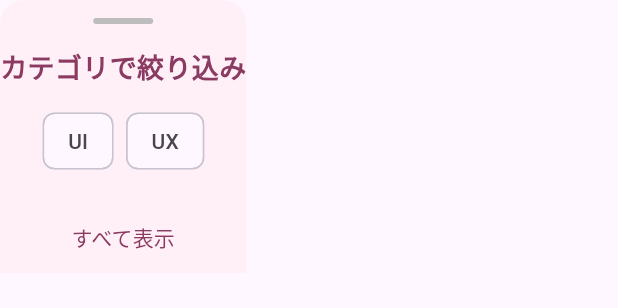
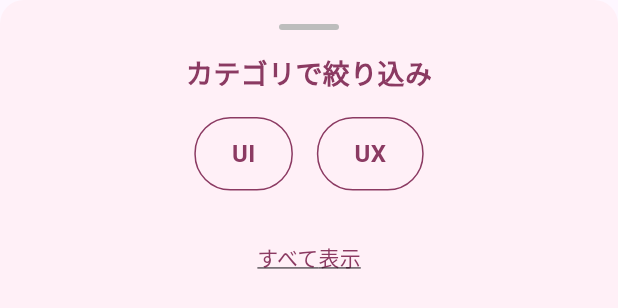
Before and after one commit to fukumizu-kana/flutter_100days, a Flutter app: the CategoryFilterSheet widget shown alone on an empty page, opened directly with empty values, on a phone screen of 412 x 824 dp. Shown: the top 308 px of the screen. Run offline on Flutter 3.47's test engine with Material 3 defaults, Android fonts, the phone set to English and light mode, and no system bars; our stand-ins replace animated_flip_counter, animated_text_kit, clay_containers, concentric_transition, draggable_home, fl_chart and 8 more.

Commit message:
絞り込みタブデザイン修正

```diff
--- a/lib/widgets/category_filter_sheet.dart
+++ b/lib/widgets/category_filter_sheet.dart
@@ -1,9 +1,25 @@
 import 'package:flutter/material.dart';
 
-class CategoryFilterSheet extends StatelessWidget {
+class CategoryFilterSheet extends StatefulWidget {
   final String? current;
 
   const CategoryFilterSheet({super.key, required this.current});
+
+  @override
+  State<CategoryFilterSheet> createState() => _CategoryFilterSheetState();
+}
+
+class _CategoryFilterSheetState extends State<CategoryFilterSheet> {
+  final List<String> categories = ['UI', 'UX'];
+  int? selectedIndex;
+
+  @override
+  void initState() {
+    super.initState();
+    if (widget.current != null) {
+      selectedIndex = categories.indexOf(widget.current!);
+    }
+  }
 
   @override
   Widget build(BuildContext context) {
@@ -12,19 +28,20 @@ class CategoryFilterSheet extends StatelessWidget {
       borderRadius: const BorderRadius.vertical(top: Radius.circular(16)),
       child: SafeArea(
         top: false,
+        child: Padding(
+          padding: const EdgeInsets.symmetric(horizontal: 24, vertical: 16),
           child: Column(
             mainAxisSize: MainAxisSize.min,
             children: [
-            const SizedBox(height: 12),
               Container(
                 width: 40,
                 height: 4,
+                margin: const EdgeInsets.only(bottom: 16),
                 decoration: BoxDecoration(
                   color: Colors.grey.shade400,
                   borderRadius: BorderRadius.circular(2),
                 ),
               ),
-            const SizedBox(height: 16),
               const Text(
                 'カテゴリで絞り込み',
                 style: TextStyle(
@@ -33,34 +50,57 @@ class CategoryFilterSheet extends StatelessWidget {
                   color: Color(0xFF8B3A62),
                 ),
               ),
-            const SizedBox(height: 12),
-            Wrap(
-              spacing: 8,
-              children: ['UI', 'UX'].map((cat) {
-                final isSelected = current == cat;
-                return ChoiceChip(
-                  label: Text(cat),
-                  selectedColor: const Color(0xFFFEE3F0),
-                  selected: isSelected,
-                  onSelected: (_) {
-                    Navigator.of(context).pop(cat);
+              const SizedBox(height: 16),
+              Row(
+                mainAxisAlignment: MainAxisAlignment.center,
+                children: List.generate(categories.length, (index) {
+                  final isSelected = selectedIndex == index;
+                  return Padding(
+                    padding: const EdgeInsets.symmetric(horizontal: 8),
+                    child: GestureDetector(
+                      onTap: () {
+                        setState(() {
+                          selectedIndex = index;
+                        });
+                        Navigator.of(context).pop(categories[index]);
                       },
+                      child: AnimatedContainer(
+                        duration: const Duration(milliseconds: 200),
+                        padding: const EdgeInsets.symmetric(horizontal: 24, vertical: 12),
+                        decoration: BoxDecoration(
+                          color: isSelected ? const Color(0xFF8B3A62) : Colors.transparent,
+                          border: Border.all(color: const Color(0xFF8B3A62)),
+                          borderRadius: BorderRadius.circular(24),
+                        ),
+                        child: Text(
+                          categories[index],
+                          style: TextStyle(
+                            color: isSelected ? Colors.white : const Color(0xFF8B3A62),
+                            fontWeight: FontWeight.w600,
+                            fontSize: 16,
+                          ),
+                        ),
+                      ),
+                    ),
                   );
-              }).toList(),
+                }),
               ),
-            const SizedBox(height: 16),
+              const SizedBox(height: 20),
               TextButton(
-              onPressed: () {
-                Navigator.of(context).pop(null);
-              },
+                onPressed: () => Navigator.of(context).pop(null),
                 child: const Text(
                   'すべて表示',
-                style: TextStyle(color: Color(0xFF8B3A62)),
+                  style: TextStyle(
+                    fontSize: 14,
+                    color: Color(0xFF8B3A62),
+                    decoration: TextDecoration.underline,
+                  ),
                 ),
               ),
             ],
           ),
         ),
+      ),
     );
   }
 }
```
Lines whose indentation alone changed are shown as unchanged.
